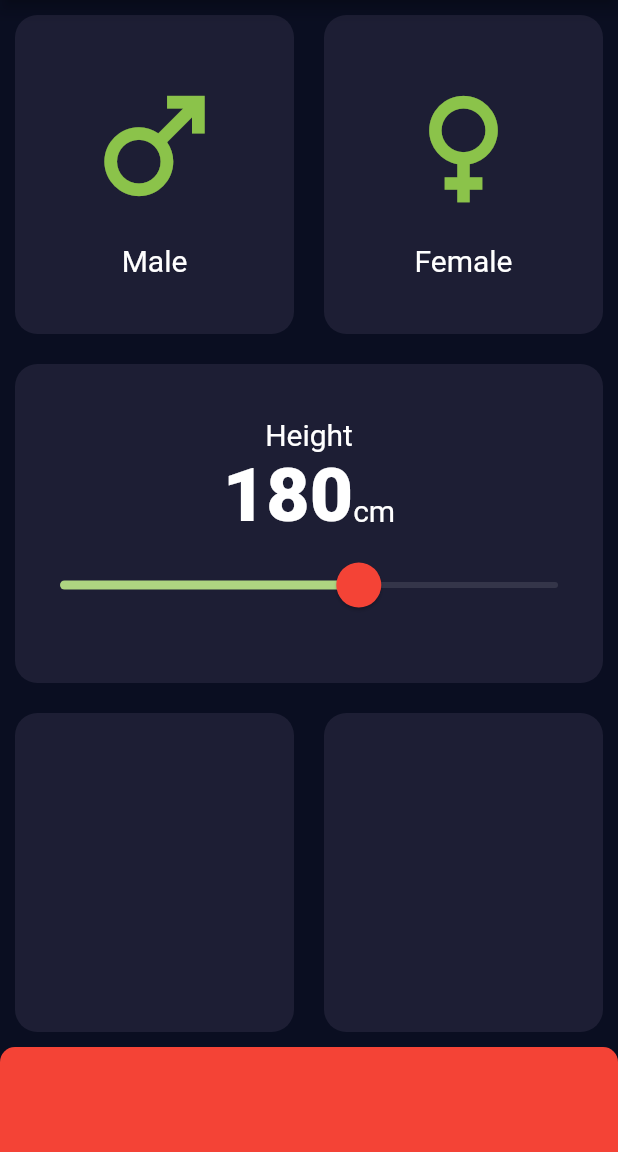
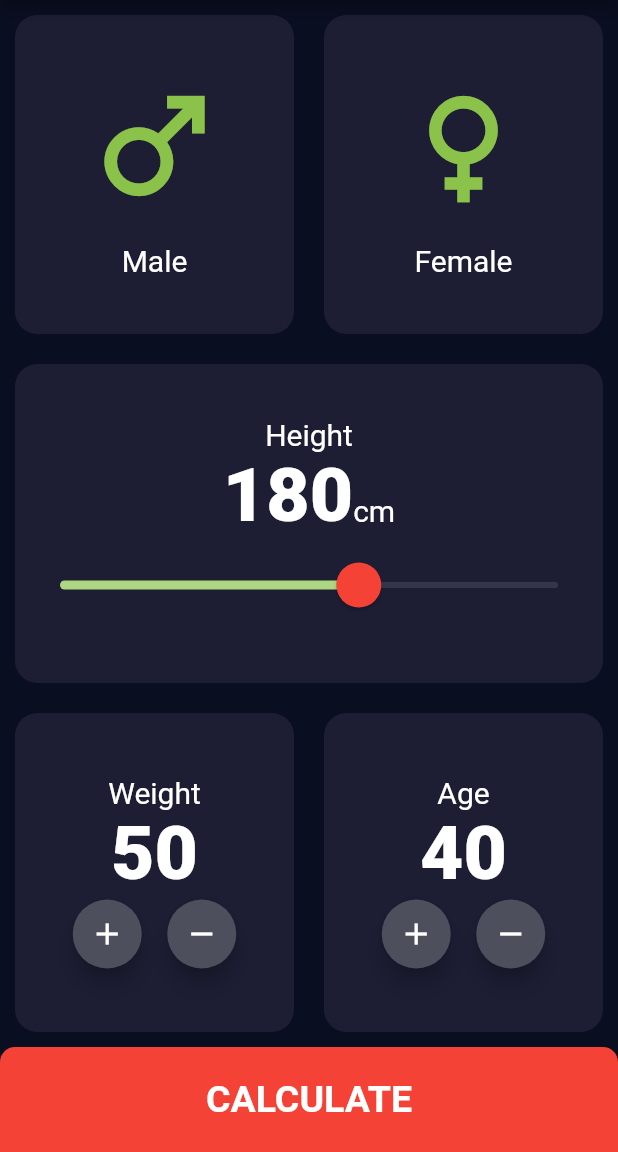
Before and after one commit to miikhaaeel/BMI-calculator, a Flutter app: the screen it shows after launch, on a phone screen of 412 x 824 dp, the part 84-1236 px from its top. Run offline on Flutter 3.47's test engine with Material 2 defaults, Android fonts, the phone set to English and light mode, and no system bars.

```diff
--- a/lib/screens/input_page.dart
+++ b/lib/screens/input_page.dart
@@ -1,3 +1,5 @@
+import 'dart:ui';
+
 import 'package:flutter/material.dart';
 import '../components/constants.dart';
 import '../components/icon_content.dart';
@@ -16,6 +18,8 @@ enum Gender {
 class _InputPageState extends State<InputPage> {
   Gender? selectedGender;
   int height = 180;
+  int weight = 50;
+  int age = 40;
 
   @override
   Widget build(BuildContext context) {
@@ -124,18 +128,101 @@ class _InputPageState extends State<InputPage> {
               children: [
                 Expanded(
                   child: ReusableCard(
+                    child: Column(
+                      mainAxisAlignment: MainAxisAlignment.center,
+                      children: [
+                        Text(
+                          'Weight',
+                          style: kLabelTextStyle,
+                        ),
+                        Text(
+                          weight.toString(),
+                          style: kLabelTextStyle2,
+                        ),
+                        Row(
+                          mainAxisAlignment: MainAxisAlignment.center,
+                          children: [
+                            RoundIconButton(
+                              onPressed: () {
+                                setState(() {
+                                  weight++;
+                                });
+                              },
+                              icon: Icons.add,
+                            ),
+                            SizedBox(
+                              width: 15,
+                            ),
+                            RoundIconButton(
+                              onPressed: () {
+                                setState(() {
+                                  weight--;
+                                });
+                              },
+                              icon: Icons.remove,
+                            ),
+                          ],
+                        ),
+                      ],
+                    ),
                     color: kInactiveCardColour,
                   ),
                 ),
                 Expanded(
                   child: ReusableCard(
                     color: kInactiveCardColour,
+                    child: Column(
+                      mainAxisAlignment: MainAxisAlignment.center,
+                      children: [
+                        Text(
+                          'Age',
+                          style: kLabelTextStyle,
+                        ),
+                        Text(
+                          age.toString(),
+                          style: kLabelTextStyle2,
+                        ),
+                        Row(
+                          mainAxisAlignment: MainAxisAlignment.center,
+                          children: [
+                            RoundIconButton(
+                              onPressed: () {
+                                setState(() {
+                                  age++;
+                                });
+                              },
+                              icon: Icons.add,
+                            ),
+                            SizedBox(
+                              width: 15,
+                            ),
+                            RoundIconButton(
+                              onPressed: () {
+                                setState(() {
+                                  age--;
+                                });
+                              },
+                              icon: Icons.remove,
+                            ),
+                          ],
+                        ),
+                      ],
+                    ),
                   ),
                 ),
               ],
             ),
           ),
           Container(
+            child: Center(
+              child: Text(
+                'Calculate'.toUpperCase(),
+                style: TextStyle(
+                  fontSize: 25,
+                  fontWeight: FontWeight.bold,
+                ),
+              ),
+            ),
             height: kBottomContainerHeight,
             width: double.infinity,
             decoration: BoxDecoration(
@@ -151,3 +238,26 @@ class _InputPageState extends State<InputPage> {
     );
   }
 }
+
+class RoundIconButton extends StatelessWidget {
+  final IconData? icon;
+  final Function()? onPressed;
+  RoundIconButton({this.icon, this.onPressed});
+
+  @override
+  Widget build(BuildContext context) {
+    return RawMaterialButton(
+      elevation: 6,
+      constraints: BoxConstraints.tight(
+        Size.fromRadius(23),
+      ),
+      child: Icon(
+        icon,
+        color: Colors.white,
+      ),
+      onPressed: onPressed,
+      shape: CircleBorder(),
+      fillColor: Color(0xFF4E4F5C),
+    );
+  }
+}
```
